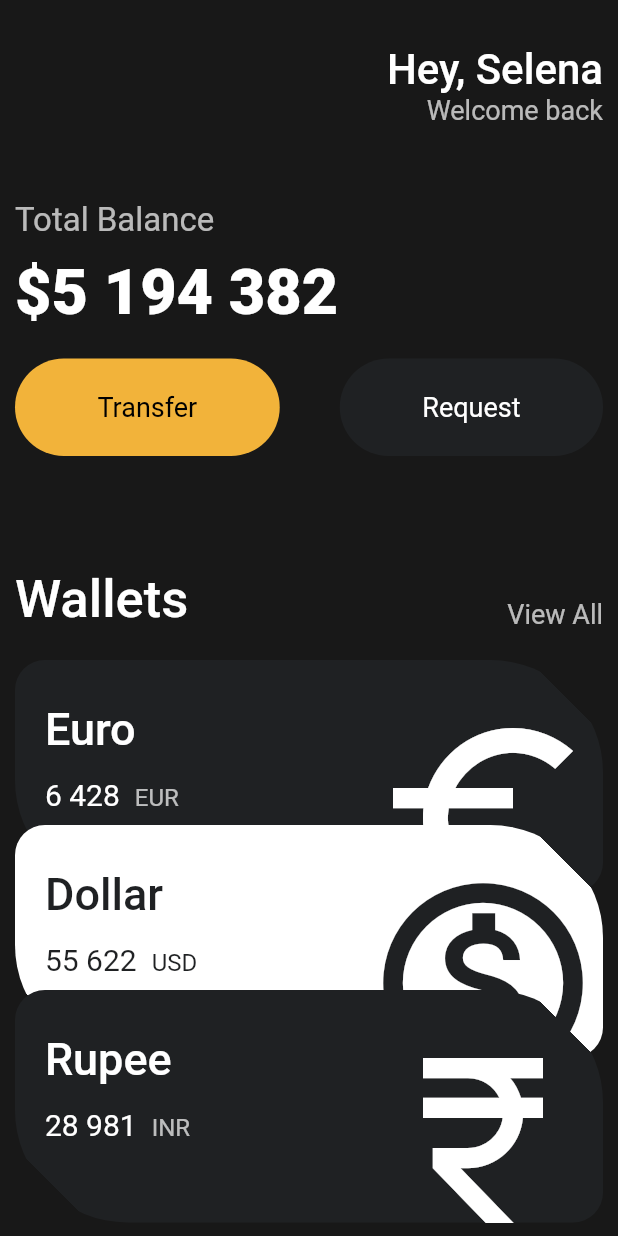
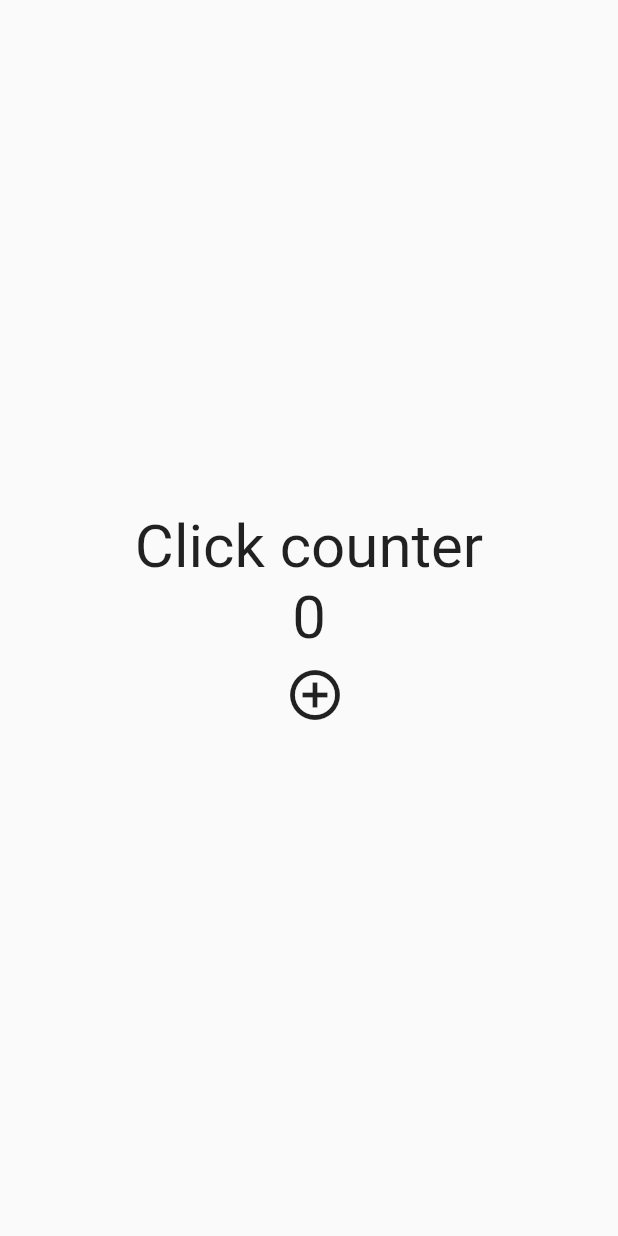
Before and after one commit to Mu-jun/flutter_toonflix, a Flutter app: the screen it shows after launch, on a phone screen of 412 x 824 dp. Run offline on Flutter 3.47's test engine with Material 2 defaults, Android fonts, the phone set to English and light mode, and no system bars.

Commit message:
state & setState

```diff
--- a/lib/main.dart
+++ b/lib/main.dart
@@ -6,131 +6,46 @@ void main() {
   runApp(const MyApp());
 }
 
-class MyApp extends StatelessWidget {
+class MyApp extends StatefulWidget {
   const MyApp({super.key});
+
+  @override
+  State<MyApp> createState() => _MyAppState();
+}
+
+class _MyAppState extends State<MyApp> {
+  int count = 0;
+
+  void clickCounter() {
+    setState(() {
+      count += 1;
+    });
+  }
 
   @override
   Widget build(BuildContext context) {
     return MaterialApp(
       home: Scaffold(
-        backgroundColor: const Color(0xFF181818),
-        body: SingleChildScrollView(
-          controller: ScrollController(),
-          child: Padding(
-            padding: const EdgeInsets.symmetric(horizontal: 10),
+        body: Center(
           child: Column(
-              children: [
-                const SizedBox(height: 30),
-                Row(
-                  mainAxisAlignment: MainAxisAlignment.end,
-                  children: [
-                    Column(
-                      crossAxisAlignment: CrossAxisAlignment.end,
+            mainAxisAlignment: MainAxisAlignment.center,
             children: [
               const Text(
-                          'Hey, Selena',
-                          style: TextStyle(
-                            color: Colors.white,
-                            fontSize: 28,
-                            fontWeight: FontWeight.w500,
-                          ),
+                'Click counter',
+                style: TextStyle(fontSize: 40),
               ),
               Text(
-                          'Welcome back',
-                          style: TextStyle(
-                            color: Colors.white.withOpacity(0.7),
-                            fontSize: 18,
+                '$count',
+                style: const TextStyle(fontSize: 40),
               ),
+              IconButton(
+                onPressed: clickCounter,
+                icon: const Icon(
+                  Icons.add_circle_outline_sharp,
+                  size: 40,
                 ),
-                      ],
               )
             ],
-                ),
-                const SizedBox(height: 50),
-                Column(
-                  crossAxisAlignment: CrossAxisAlignment.start,
-                  children: [
-                    Text(
-                      'Total Balance',
-                      style: TextStyle(
-                        color: Colors.white.withOpacity(0.7),
-                        fontSize: 22,
-                      ),
-                    ),
-                    const SizedBox(height: 10),
-                    const Text(
-                      '\$5 194 382',
-                      style: TextStyle(
-                        color: Colors.white,
-                        fontSize: 42,
-                        fontWeight: FontWeight.w800,
-                      ),
-                    ),
-                    const SizedBox(height: 20),
-                    const Row(
-                      mainAxisAlignment: MainAxisAlignment.spaceBetween,
-                      children: [
-                        Button(
-                          text: 'Transfer',
-                          textColor: Colors.black,
-                          backgroundColor: Color(0xFFF2B33A),
-                        ),
-                        Button(
-                          text: 'Request',
-                          textColor: Colors.white,
-                          backgroundColor: Color(0xFF1F2123),
-                        ),
-                      ],
-                    )
-                  ],
-                ),
-                const SizedBox(height: 75),
-                Row(
-                  mainAxisAlignment: MainAxisAlignment.spaceBetween,
-                  crossAxisAlignment: CrossAxisAlignment.end,
-                  children: [
-                    const Text(
-                      'Wallets',
-                      style: TextStyle(
-                        color: Colors.white,
-                        fontSize: 35,
-                        fontWeight: FontWeight.w500,
-                      ),
-                    ),
-                    Text(
-                      'View All',
-                      style: TextStyle(
-                        color: Colors.white.withOpacity(0.7),
-                        fontSize: 18,
-                      ),
-                    ),
-                  ],
-                ),
-                const SizedBox(height: 20),
-                const CurrentCard(
-                  name: 'Euro',
-                  code: 'EUR',
-                  amount: '6 428',
-                  icon: Icons.euro_symbol,
-                  index: 0,
-                ),
-                const CurrentCard(
-                  name: 'Dollar',
-                  code: 'USD',
-                  amount: '55 622',
-                  icon: Icons.monetization_on_outlined,
-                  isIverted: true,
-                  index: 1,
-                ),
-                const CurrentCard(
-                  name: 'Rupee',
-                  code: 'INR',
-                  amount: '28 981',
-                  icon: Icons.currency_rupee,
-                  index: 2,
-                ),
-              ],
-            ),
           ),
         ),
       ),
```
Lines whose indentation alone changed are shown as unchanged.
